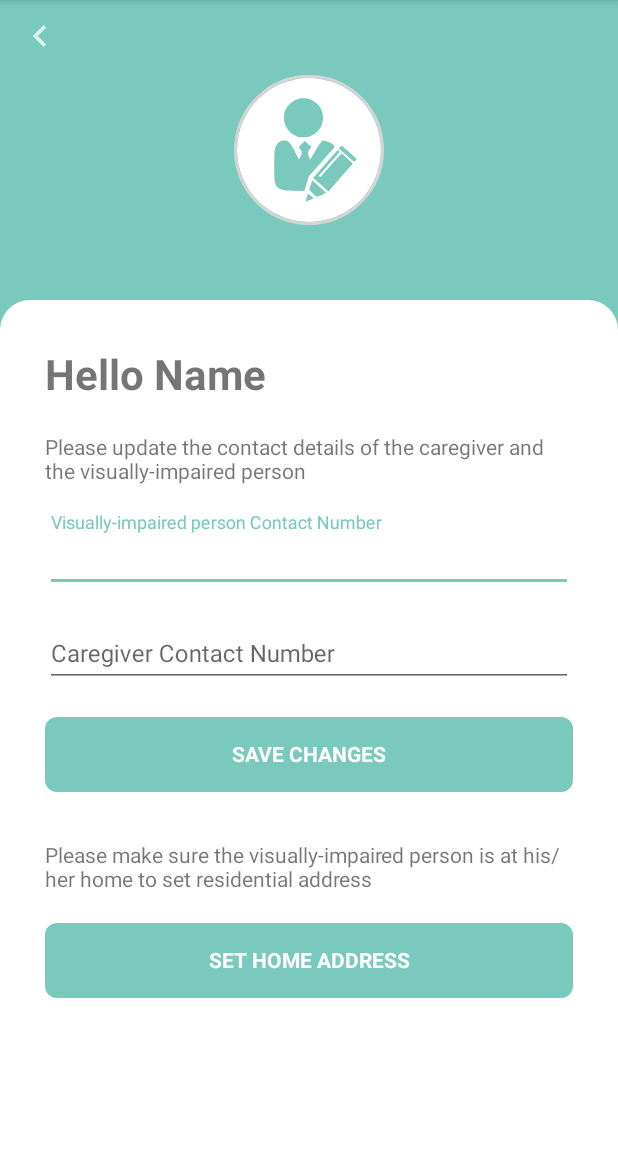
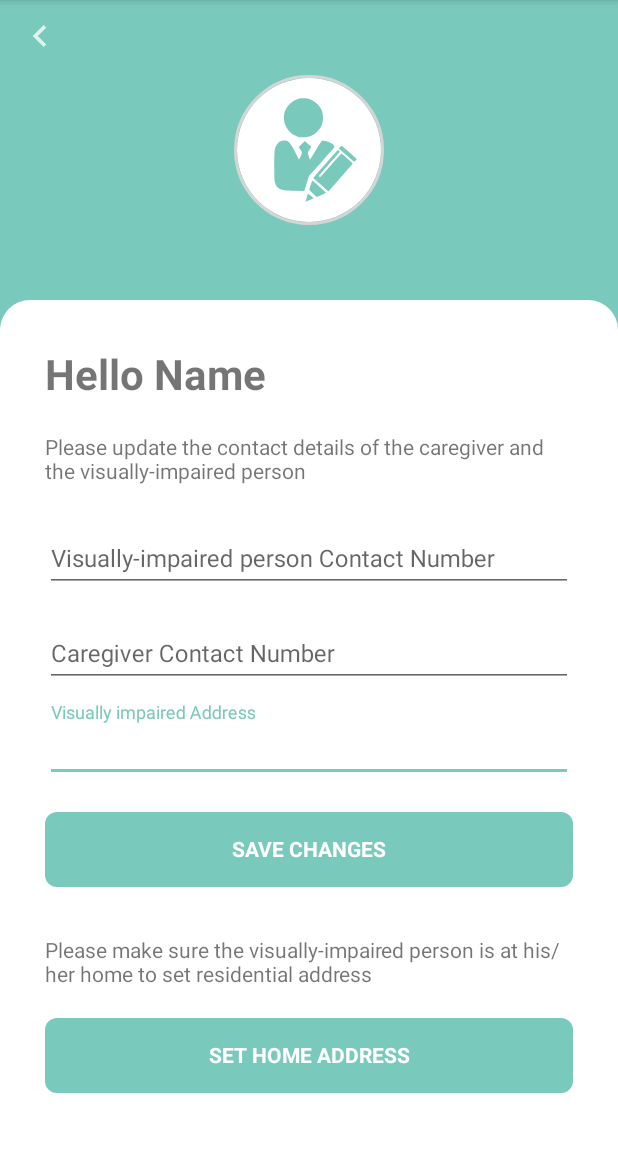
Before and after one commit to mayankchaudhary19/BlindLink, an Android app: the AccountActivity screen opened directly, with no data from a screen before it, on a phone screen of 412 x 824 dp, the part 84-1236 px from its top. Run offline under Robolectric (Android 15) with nearby library versions, the phone set to English and light mode, and no system bars; our stand-ins replace CircleImageView, Firebase (no records; nobody signed in at launch, a user with empty details on screens opened directly); Roboto replaces fonts that are not available here; 1 statement that could not run was skipped.

Commit message:
updated UI of AccountActivity

```diff
--- a/app/build.gradle
+++ b/app/build.gradle
@@ -36,6 +36,7 @@ dependencies {
     implementation 'net.sourceforge.jexcelapi:jxl:2.6.12'
     implementation "com.google.android.material:material:1.3.0"
     implementation 'com.google.firebase:firebase-storage:20.0.0'
+    implementation 'com.google.android.gms:play-services-maps:17.0.1'
 
     testImplementation 'junit:junit:4.12'
     androidTestImplementation 'androidx.test.ext:junit:1.1.2'
@@ -55,5 +56,8 @@ dependencies {
     //For USB Serial Communication
     implementation "com.github.felHR85:UsbSerial:6.1.0"
 
+    implementation 'com.google.android.gms:play-services-location:17.0.0'
+
+
 //    compile 'com.google.android.gms:play-services-location:11.8.0'
 }
--- a/app/src/main/AndroidManifest.xml
+++ b/app/src/main/AndroidManifest.xml
@@ -4,6 +4,10 @@
 
     <uses-permission android:name="android.permission.INTERNET" />
     <uses-permission android:name="android.permission.CALL_PHONE" />
+    <uses-permission android:name="android.permission.ACCESS_COARSE_LOCATION"/>
+    <uses-permission android:name="android.permission.ACCESS_FINE_LOCATION" />
+
+    <uses-permission android:name="android.permission.INTERNET"/>
 
     <application
         android:allowBackup="true"
--- a/app/src/main/java/com/example/blindlink/AccountActivity.java
+++ b/app/src/main/java/com/example/blindlink/AccountActivity.java
@@ -108,7 +108,7 @@ public class AccountActivity extends AppCompatActivity {
                 SharedPref.write(SharedPref.CAREGIVER_CONTACT, caregiverContact.getText().toString());//save string in shared preference.
                 SharedPref.write(SharedPref.VISUALLY_IMPAIRED_CONTACT, visuallyImpairedContact.getText().toString());//save int in shared preference.
 
-                Toast.makeText(AccountActivity.this, ""+getLocationFromAddress(AccountActivity.this, visuallyImpairedAddress.getText().toString()), Toast.LENGTH_SHORT).show();;
+                Toast.makeText(AccountActivity.this, ""+getLocationFromAddress(AccountActivity.this, visuallyImpairedAddress.getText().toString()), Toast.LENGTH_SHORT).show();
             }
         });
 
--- a/app/src/main/res/layout/activity_account.xml
+++ b/app/src/main/res/layout/activity_account.xml
@@ -76,6 +76,24 @@
             app:layout_constraintHorizontal_bias="0.0"
             app:layout_constraintStart_toStartOf="@+id/profileusername"
             app:layout_constraintTop_toBottomOf="@+id/saveChanges_btn" />
+
+        <com.google.android.material.textfield.TextInputLayout
+            android:id="@+id/textInputLayout5"
+            android:layout_width="0dp"
+            android:layout_height="wrap_content"
+            android:layout_marginTop="10dp"
+            android:hint="Visually impaired Address"
+            app:layout_constraintEnd_toEndOf="@+id/textView6"
+            app:layout_constraintStart_toStartOf="@+id/textView6"
+            app:layout_constraintTop_toBottomOf="@+id/textInputLayout3">
+
+            <com.google.android.material.textfield.TextInputEditText
+                android:id="@+id/visually_impaired_addr"
+                android:layout_width="match_parent"
+                android:layout_height="wrap_content"
+                android:textSize="16sp" />
+
+        </com.google.android.material.textfield.TextInputLayout>
 
         <TextView
             android:id="@+id/profileusername"
@@ -167,7 +185,7 @@
             android:textStyle="bold"
             app:layout_constraintEnd_toEndOf="@+id/textInputLayout3"
             app:layout_constraintStart_toStartOf="@+id/textInputLayout3"
-            app:layout_constraintTop_toBottomOf="@+id/textInputLayout3" />
+            app:layout_constraintTop_toBottomOf="@+id/textInputLayout5" />
 
     </androidx.constraintlayout.widget.ConstraintLayout>
 
```
Also changed, not shown: app/src/main/java/com/example/blindlink/MainActivity.java (+8 -1 lines).
